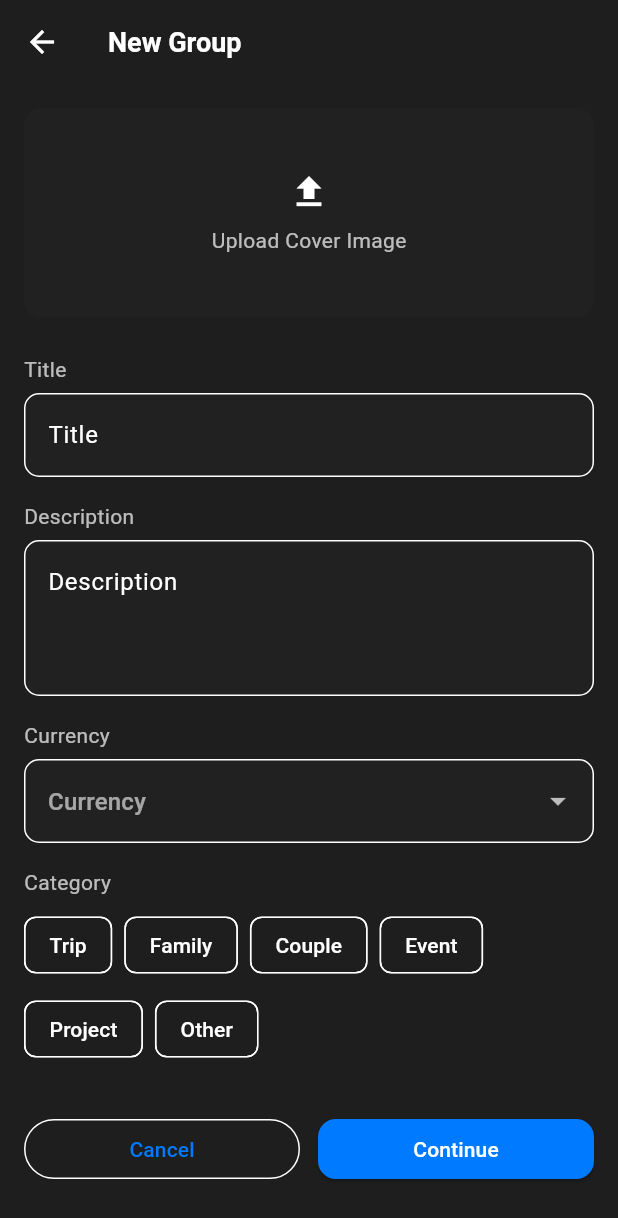
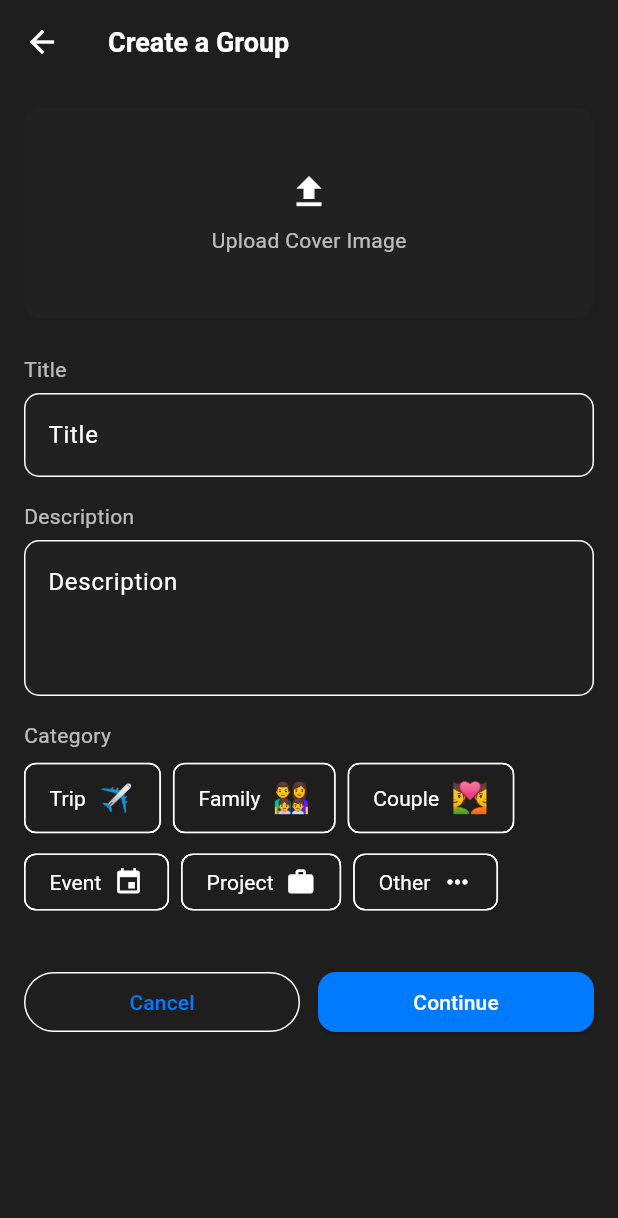
Before and after one commit to prashantjain25/paylent, a Flutter app: the NewGroupScreen screen opened directly, on a phone screen of 412 x 824 dp. Shown: the top 1218 px of the screen. Run offline on Flutter 3.47's test engine with Material 3 defaults, Android fonts, the phone set to English and light mode, and no system bars; our stand-ins replace firebase_auth, firebase_core, flutter_dotenv, google_sign_in, image_picker, loading_animation_widget and 1 more; accounts and stored records are empty.

Commit message:
updated the group code along with some refactoring.

```diff
--- /dev/null
+++ b/lib/models/category_model.dart
@@ -0,0 +1,17 @@
+import 'package:flutter/material.dart';
+
+class Category {
+  final String name;
+  final dynamic icon; // String (emoji) or IconData
+
+  Category(this.name, this.icon);
+}
+
+final List<Category> categories = [
+  Category('Trip', '✈️'),
+  Category('Family', '👨‍👩‍👧‍👦'),
+  Category('Couple', '💑'),
+  Category('Event', Icons.event),
+  Category('Project', Icons.work),
+  Category('Other', Icons.more_horiz),
+];
--- a/lib/models/enums.dart
+++ b/lib/models/enums.dart
@@ -2,7 +2,7 @@
 ///
 /// Using an enum for currency types ensures type safety and prevents errors
 /// from using invalid string values.
-enum CurrencyType { inr, usd }
+enum CurrencyType { INR, USD }
 
 /// The authentication method used to log in.
 ///
--- a/lib/screens/groups/new_group_screen.dart
+++ b/lib/screens/groups/new_group_screen.dart
@@ -1,6 +1,7 @@
 import 'dart:io';
 import 'package:flutter/material.dart';
 import 'package:image_picker/image_picker.dart';
+import 'package:paylent/models/category_model.dart';
 
 class NewGroupScreen extends StatefulWidget {
   const NewGroupScreen({super.key});
@@ -12,19 +13,10 @@ class NewGroupScreen extends StatefulWidget {
 class _NewGroupScreenState extends State<NewGroupScreen> {
   final _titleController = TextEditingController();
   final _descriptionController = TextEditingController();
+  final _formKey = GlobalKey<FormState>();
 
   File? _coverImage;
-  String? _selectedCurrency;
   String? _selectedCategory;
-
-  final _categories = [
-    'Trip',
-    'Family',
-    'Couple',
-    'Event',
-    'Project',
-    'Other',
-  ];
 
   Future<void> _pickImage() async {
     final picker = ImagePicker();
@@ -38,17 +30,19 @@ class _NewGroupScreenState extends State<NewGroupScreen> {
   }
 
   @override
-  Widget build(BuildContext context) {
+  Widget build(final BuildContext context) {
     final isDark = Theme.of(context).brightness == Brightness.dark;
 
     return Scaffold(
       appBar: AppBar(
-        title: const Text('New Group'),
+        title: const Text('Create a Group'),
         leading: BackButton(
           onPressed: () => Navigator.pop(context),
         ),
       ),
-      body: SingleChildScrollView(
+      body: Form(
+        key: _formKey,
+        child: SingleChildScrollView(
           padding: const EdgeInsets.all(16),
           child: Column(
             crossAxisAlignment: CrossAxisAlignment.start,
@@ -70,9 +64,9 @@ class _NewGroupScreenState extends State<NewGroupScreen> {
                         : null,
                   ),
                   child: _coverImage == null
-                    ? Column(
+                      ? const Column(
                           mainAxisAlignment: MainAxisAlignment.center,
-                        children: const [
+                          children: [
                             Icon(Icons.upload, size: 28),
                             SizedBox(height: 8),
                             Text('Upload Cover Image'),
@@ -87,9 +81,16 @@ class _NewGroupScreenState extends State<NewGroupScreen> {
               // Title
               const Text('Title'),
               const SizedBox(height: 6),
-            TextField(
+              TextFormField(
                 controller: _titleController,
+                autovalidateMode: AutovalidateMode.onUserInteraction,
                 decoration: _inputDecoration('Title'),
+                validator: (value) {
+                  if (value == null || value.trim().isEmpty) {
+                    return '';
+                  }
+                  return null;
+                },
               ),
 
               const SizedBox(height: 16),
@@ -105,40 +106,36 @@ class _NewGroupScreenState extends State<NewGroupScreen> {
 
               const SizedBox(height: 16),
 
-            // Currency
-            const Text('Currency'),
-            const SizedBox(height: 6),
-            DropdownButtonFormField<String>(
-              value: _selectedCurrency,
-              items: const [
-                DropdownMenuItem(value: 'USD', child: Text('USD')),
-                DropdownMenuItem(value: 'EUR', child: Text('EUR')),
-                DropdownMenuItem(value: 'INR', child: Text('INR')),
-              ],
-              onChanged: (value) {
-                setState(() {
-                  _selectedCurrency = value;
-                });
-              },
-              decoration: _inputDecoration('Currency'),
-            ),
-
-            const SizedBox(height: 16),
-
               // Category
               const Text('Category'),
               const SizedBox(height: 8),
               Wrap(
                 spacing: 8,
                 runSpacing: 8,
-              children: _categories.map((category) {
-                final selected = _selectedCategory == category;
+                children: categories.map((final cat) {
+                  final String name = cat.name;
+                  final dynamic iconData = cat.icon;
+                  final bool selected = _selectedCategory == name;
                   return ChoiceChip(
-                  label: Text(category),
+                    showCheckmark: false,
+                    label: Row(
+                      mainAxisSize: MainAxisSize.min,
+                      children: [
+                        Text(
+                          name,
+                          style: TextStyle(
+                            fontWeight:
+                                selected ? FontWeight.bold : FontWeight.normal,
+                          ),
+                        ),
+                        const SizedBox(width: 8), // Space between text and icon
+                        _buildIcon(iconData),
+                      ],
+                    ),
                     selected: selected,
-                  onSelected: (_) {
+                    onSelected: (final isSelected) {
                       setState(() {
-                      _selectedCategory = category;
+                        _selectedCategory = isSelected ? name : null;
                       });
                     },
                   );
@@ -161,7 +158,10 @@ class _NewGroupScreenState extends State<NewGroupScreen> {
                     child: ElevatedButton(
                       onPressed: () {
                         // Save logic later
+                        if (_formKey.currentState!.validate()) {
+                          // All fields valid
                           Navigator.pop(context);
+                        }
                       },
                       child: const Text('Continue'),
                     ),
@@ -171,10 +171,28 @@ class _NewGroupScreenState extends State<NewGroupScreen> {
             ],
           ),
         ),
+      ),
     );
   }
 
-  InputDecoration _inputDecoration(String hint) => InputDecoration(
+  Widget _buildIcon(final dynamic iconData) {
+    //final Color iconColor = selected ? Colors.white : Colors.black87;
+
+    if (iconData is String) {
+      // Emoji
+      return Text(
+        iconData,
+        style: const TextStyle(fontSize: 20),
+      );
+    } else if (iconData is IconData) {
+      // Material icon
+      return Icon(iconData, size: 20);
+    }
+
+    return const SizedBox.shrink();
+  }
+
+  InputDecoration _inputDecoration(final String hint) => InputDecoration(
         hintText: hint,
         filled: true,
         fillColor: Colors.grey.shade900,
```
Also changed, not shown: lib/models/constants.dart (+22 -3 lines), lib/screens/groups/group_main_screen.dart (+46 -26 lines), lib/screens/groups/tabs/add_expense_screen.dart (+15 -12 lines), lib/screens/groups/tabs/expenses_tab.dart (+47 -44 lines), lib/screens/main/home_screen.dart (+5 -5 lines). Lines whose indentation alone changed are shown as unchanged.
